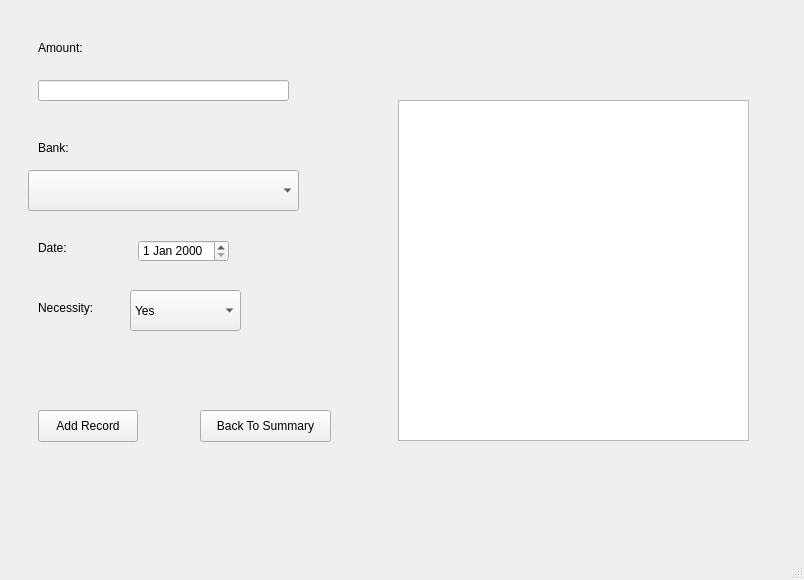
Devel-ash/Expense-tracker, file form.ui: the form before one commit.
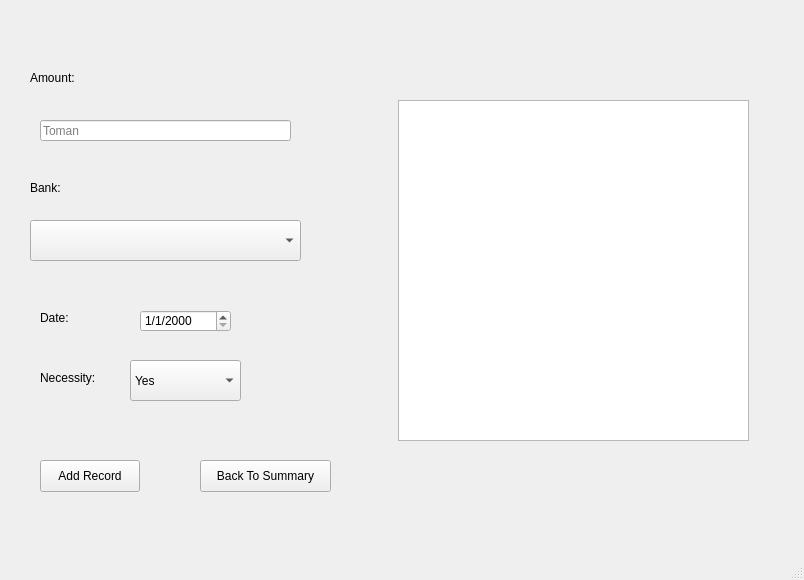
The form after the commit. The open tabs and pages were chosen to show the change.

Commit message: added placeholder text and moved around income expense widgets a little and set summary as main page

```diff
--- a/form.ui
+++ b/form.ui
@@ -33,8 +33,8 @@
      <widget class="QLabel" name="amount_label">
       <property name="geometry">
        <rect>
-        <x>38</x>
-        <y>40</y>
+        <x>30</x>
+        <y>70</y>
         <width>111</width>
         <height>16</height>
        </rect>
@@ -46,8 +46,8 @@
      <widget class="QPushButton" name="add_record_button">
       <property name="geometry">
        <rect>
-        <x>38</x>
-        <y>410</y>
+        <x>40</x>
+        <y>460</y>
         <width>100</width>
         <height>32</height>
        </rect>
@@ -59,8 +59,8 @@
      <widget class="QLabel" name="necessity_label">
       <property name="geometry">
        <rect>
-        <x>38</x>
-        <y>300</y>
+        <x>40</x>
+        <y>370</y>
         <width>71</width>
         <height>16</height>
        </rect>
@@ -72,8 +72,8 @@
      <widget class="QLabel" name="date_label">
       <property name="geometry">
        <rect>
-        <x>38</x>
-        <y>240</y>
+        <x>40</x>
+        <y>310</y>
         <width>58</width>
         <height>16</height>
        </rect>
@@ -85,8 +85,8 @@
      <widget class="QLabel" name="bank_label">
       <property name="geometry">
        <rect>
-        <x>38</x>
-        <y>140</y>
+        <x>30</x>
+        <y>180</y>
         <width>58</width>
         <height>16</height>
        </rect>
@@ -98,18 +98,21 @@
      <widget class="QComboBox" name="bank_choose_field">
       <property name="geometry">
        <rect>
-        <x>28</x>
-        <y>170</y>
+        <x>30</x>
+        <y>220</y>
         <width>271</width>
         <height>41</height>
        </rect>
       </property>
+      <property name="placeholderText">
+       <string/>
+      </property>
      </widget>
      <widget class="QLineEdit" name="amount_entry_field">
       <property name="geometry">
        <rect>
-        <x>38</x>
-        <y>80</y>
+        <x>40</x>
+        <y>120</y>
         <width>251</width>
         <height>21</height>
        </rect>
@@ -120,16 +123,22 @@
       <property name="inputMask">
        <string/>
       </property>
+      <property name="placeholderText">
+       <string>Toman</string>
+      </property>
      </widget>
      <widget class="QDateEdit" name="date_selector_income_expense">
       <property name="geometry">
        <rect>
-        <x>138</x>
-        <y>240</y>
+        <x>140</x>
+        <y>310</y>
         <width>91</width>
         <height>22</height>
        </rect>
       </property>
+      <property name="displayFormat">
+       <string>M/d/yyyy</string>
+      </property>
      </widget>
      <widget class="QTableView" name="sql_tableview">
       <property name="geometry">
@@ -145,7 +154,7 @@
       <property name="geometry">
        <rect>
         <x>130</x>
-        <y>290</y>
+        <y>360</y>
         <width>111</width>
         <height>41</height>
        </rect>
@@ -165,7 +174,7 @@
       <property name="geometry">
        <rect>
         <x>200</x>
-        <y>410</y>
+        <y>460</y>
         <width>131</width>
         <height>32</height>
        </rect>
```
Left out of the diff: 29 changed lines with no effect on the pictures. The commit also changes 3 other files.
